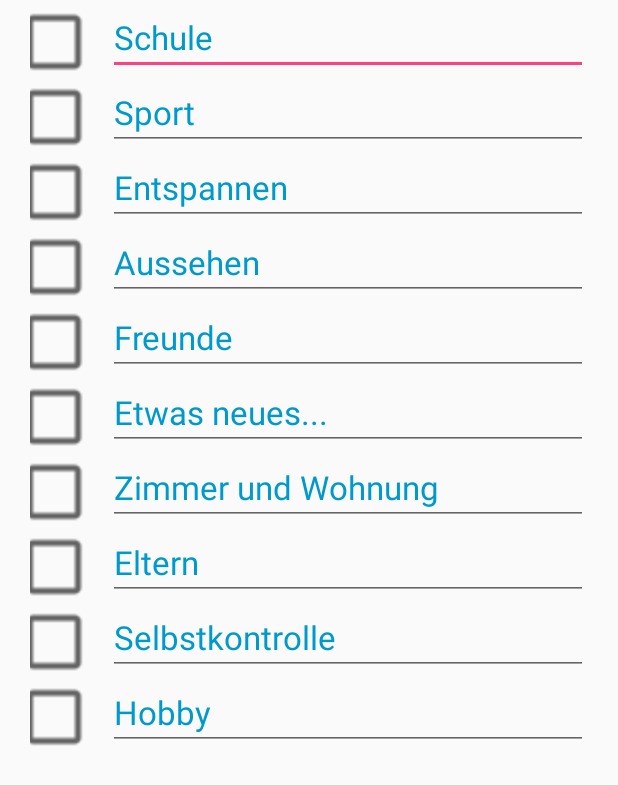
After one commit to winokurow/MeinTagebuch, an Android app: the SettingsActivity screen opened directly, with no data from a screen before it, on a phone screen of 412 x 824 dp. The commit adds this screen. Shown: the top 785 px of the screen. Run offline under Robolectric (Android 15) with nearby library versions, the phone set to English and light mode, and no system bars.

Commit message:
New Activity: Settings

```diff
--- a/meintagebuch/build.gradle
+++ b/meintagebuch/build.gradle
@@ -27,5 +27,7 @@ dependencies {
         exclude group: 'com.android.support', module: 'support-annotations'
     })
     compile 'com.android.support:appcompat-v7:25.1.0'
+    compile 'com.android.support.constraint:constraint-layout:1.0.1'
+    compile 'com.android.support:design:25.2.0'
     testCompile 'junit:junit:4.12'
 }
--- a/meintagebuch/src/main/AndroidManifest.xml
+++ b/meintagebuch/src/main/AndroidManifest.xml
@@ -1,25 +1,18 @@
-<?xml version="1.0" encoding="utf-8"?>
-<manifest xmlns:android="http://schemas.android.com/apk/res/android"
+<?xml version="1.0" encoding="utf-8"?><manifest xmlns:android="http://schemas.android.com/apk/res/android"
 package="ilw.org.meintagebuch">
 
-    <application
-        android:allowBackup="true"
-        android:icon="@mipmap/ic_launcher"
-        android:label="@string/app_name"
-        android:roundIcon="@mipmap/ic_launcher_round"
-        android:supportsRtl="true"
-        android:theme="@style/AppTheme">
-        <activity
-            android:name="org.ilw.meintagebuch.activities.MainActivity"
-            android:label="@string/app_name"
-            android:launchMode="singleTop"
-            android:windowSoftInputMode="adjustPan">
+<application android:allowBackup="true" android:icon="@mipmap/ic_launcher" android:label="@string/app_name"
+    android:roundIcon="@mipmap/ic_launcher_round" android:supportsRtl="true" android:theme="@style/AppTheme">
+    <activity android:name="org.ilw.meintagebuch.activities.MainActivity" android:label="@string/app_name"
+        android:launchMode="singleTop" android:windowSoftInputMode="adjustPan">
         <intent-filter>
             <action android:name="android.intent.action.MAIN" />
 
             <category android:name="android.intent.category.LAUNCHER" />
         </intent-filter>
     </activity>
+
+    <activity android:name="org.ilw.meintagebuch.activities.SettingsActivity" android:label="@string/title_activity_settings"
+        android:theme="@style/AppTheme.NoActionBar"></activity>
 </application>
-
 </manifest>
--- a/meintagebuch/src/main/java/org/ilw/meintagebuch/activities/MainActivity.java
+++ b/meintagebuch/src/main/java/org/ilw/meintagebuch/activities/MainActivity.java
@@ -3,6 +3,7 @@ package org.ilw.meintagebuch.activities;
 import android.app.AlertDialog;
 import android.content.Context;
 import android.content.DialogInterface;
+import android.content.Intent;
 import android.graphics.Color;
 import android.os.Bundle;
 import android.support.v7.app.AppCompatActivity;
@@ -171,6 +172,14 @@ public class MainActivity extends AppCompatActivity {
             }
         });
 
+        ImageButton buttonSettings = (ImageButton) findViewById(R.id.settingsButton);
+        buttonSettings.setOnClickListener(new View.OnClickListener() {
+
+            public void onClick(View view) {
+                Intent myIntent = new Intent(MainActivity.this, SettingsActivity.class);
+                MainActivity.this.startActivity(myIntent);
+            }
+        });
         records = db.getRecords();
         redraw();
     }
--- /dev/null
+++ b/meintagebuch/src/main/java/org/ilw/meintagebuch/activities/SettingsActivity.java
@@ -0,0 +1,70 @@
+package org.ilw.meintagebuch.activities;
+
+import android.graphics.Color;
+import android.os.Bundle;
+import android.support.v7.app.AppCompatActivity;
+import android.util.TypedValue;
+import android.view.Gravity;
+import android.widget.CheckBox;
+import android.widget.EditText;
+import android.widget.LinearLayout;
+
+import org.ilw.meintagebuch.dto.SubjectMod;
+import org.ilw.meintagebuch.helper.SQLHelper;
+
+import java.util.Iterator;
+import java.util.Map;
+
+import ilw.org.meintagebuch.R;
+
+public class SettingsActivity extends AppCompatActivity {
+
+    SQLHelper db;
+    Map<Integer, SubjectMod> subjects;
+
+    @Override
+    protected void onCreate(Bundle savedInstanceState) {
+        super.onCreate(savedInstanceState);
+        setContentView(R.layout.activity_setings);
+        db = new SQLHelper(getApplicationContext());
+        subjects = db.getSubjects();
+
+        LinearLayout parent = (LinearLayout) findViewById(R.id.dynamic);
+        Iterator it = subjects.entrySet().iterator();
+        while (it.hasNext())
+        {
+            final Map.Entry pair = (Map.Entry)it.next();
+
+            int value20 = (int) TypedValue.applyDimension(TypedValue.COMPLEX_UNIT_DIP,20, getResources().getDisplayMetrics());
+
+            LinearLayout layout2 = new LinearLayout(this);
+            layout2.setOrientation(LinearLayout.HORIZONTAL);
+            LinearLayout.LayoutParams layoutParams = new LinearLayout.LayoutParams(LinearLayout.LayoutParams.MATCH_PARENT, LinearLayout.LayoutParams.WRAP_CONTENT);
+            layoutParams.setMargins(value20, 0, value20, 0);
+            layoutParams.gravity = Gravity.CENTER;
+            layout2.setLayoutParams(layoutParams);
+
+            CheckBox checkBox = new CheckBox(this);
+            layoutParams.gravity = Gravity.CENTER;
+            checkBox.setId(((Integer)pair.getKey()) + 10000);
+            checkBox.setScaleX(2);
+            checkBox.setScaleY(2);
+            //((SubjectMod)pair.getValue()).
+            layout2.addView(checkBox);
+
+            EditText editText = new EditText(this);
+            layoutParams = new LinearLayout.LayoutParams(LinearLayout.LayoutParams.MATCH_PARENT, LinearLayout.LayoutParams.WRAP_CONTENT);
+            layoutParams.setMargins(value20, 0, 0, 0);
+            editText.setLayoutParams(layoutParams);
+            editText.setText(((SubjectMod)pair.getValue()).getDescription());
+            editText.setTextColor(Color.parseColor("#ff0099cc"));
+            editText.setTextSize(22);
+            editText.setMaxLines(6000);
+
+            layout2.addView(editText);
+
+            parent.addView(layout2);
+        }
+    }
+
+}
--- a/meintagebuch/src/main/java/org/ilw/meintagebuch/dto/SubjectMod.java
+++ b/meintagebuch/src/main/java/org/ilw/meintagebuch/dto/SubjectMod.java
@@ -7,10 +7,17 @@ package org.ilw.meintagebuch.dto;
 public class SubjectMod {
     public String name;
     public String description;
+    public String status;
 
     public SubjectMod(String name, String description) {
         this.name = name;
         this.description = description;
+    }
+
+    public SubjectMod(String name, String description, String status) {
+        this.name = name;
+        this.description = description;
+        this.status = status;
     }
 
     public String getName() {
@@ -28,4 +35,12 @@ public class SubjectMod {
     public void setDescription(String description) {
         this.description = description;
     }
+
+    public String getStatus() {
+        return status;
+    }
+
+    public void setStatus(String status) {
+        this.status = status;
+    }
 }
--- a/meintagebuch/src/main/java/org/ilw/meintagebuch/helper/SQLHelper.java
+++ b/meintagebuch/src/main/java/org/ilw/meintagebuch/helper/SQLHelper.java
@@ -178,4 +178,24 @@ public class SQLHelper extends SQLiteOpenHelper {
         }
         return records;
     }
+
+    public Map<Integer, SubjectMod> getSubjects()
+    {
+        String selectQuery = "SELECT * FROM " + TABLE_SUBJECTS;
+
+        SQLiteDatabase db = this.getReadableDatabase();
+        Cursor cursor = db.rawQuery(selectQuery, null);
+        Map<Integer, SubjectMod> records = new HashMap<>();
+        if (cursor.getCount() > 0) {
+            // Move to first row
+            if (cursor.moveToFirst()) {
+                do {
+                    records.put(cursor.getInt(0), new SubjectMod(cursor.getString(1), cursor.getString(2), cursor.getString(3)));
+                } while (cursor.moveToNext());
+            }
+            cursor.close();
+            db.close();
+        }
+        return records;
+    }
 }
--- /dev/null
+++ b/meintagebuch/src/main/res/drawable/custom_checkbox_design.xml
@@ -0,0 +1,8 @@
+<?xml version="1.0" encoding="utf-8"?>
+
+<selector xmlns:android="http://schemas.android.com/apk/res/android">
+
+    <item android:state_checked="true" android:drawable="@drawable/checked" />
+    <item android:state_checked="false" android:drawable="@drawable/unchecked" />
+
+</selector>
--- a/meintagebuch/src/main/res/layout/activity_main.xml
+++ b/meintagebuch/src/main/res/layout/activity_main.xml
@@ -66,12 +66,18 @@
         <LinearLayout
             android:layout_width="match_parent"
             android:layout_height="wrap_content"
-            android:layout_marginLeft="20dp"
-            android:layout_marginRight="20dp"
             android:orientation="vertical"
             android:gravity="center"
             android:layout_gravity="center">
 
+        <LinearLayout
+            android:layout_width="match_parent"
+            android:layout_height="75dp"
+            android:layout_alignParentBottom="true"
+            android:orientation="vertical"
+            android:gravity="center"
+            android:layout_gravity="center"
+            android:background="@drawable/border">
             <ScrollView
                 android:id="@+id/ScrollView01"
                 android:layout_width="fill_parent"
@@ -84,10 +90,12 @@
                     android:hint="Text hinzufügen"/>
 
             </ScrollView>
+            </LinearLayout>
             <LinearLayout
                 android:layout_width="match_parent"
-                android:layout_height="75dp"
+                android:layout_height="95dp"
                 android:layout_marginLeft="20dp"
+                android:layout_marginTop="20dp"
                 android:layout_marginRight="20dp"
                 android:orientation="horizontal"
                 android:gravity="center"
--- /dev/null
+++ b/meintagebuch/src/main/res/layout/activity_setings.xml
@@ -0,0 +1,51 @@
+<?xml version="1.0" encoding="utf-8"?>
+<RelativeLayout xmlns:android="http://schemas.android.com/apk/res/android"
+    android:id="@+id/mainLayout"
+    android:layout_width="match_parent"
+    android:layout_height="match_parent"
+    >
+    <ScrollView
+        android:layout_alignParentTop="true"
+        android:id="@+id/topLayout"
+        android:layout_width="match_parent"
+        android:layout_height="fill_parent" >
+    <LinearLayout
+        android:id="@+id/dynamic"
+        android:layout_width="match_parent"
+        android:layout_height="match_parent"
+        android:orientation="vertical">
+    </LinearLayout>
+    </ScrollView>
+
+    <LinearLayout
+        android:orientation="horizontal"
+        android:layout_width="fill_parent"
+        android:layout_height="wrap_content"
+        android:layout_below="@id/topLayout"
+        android:gravity="right">
+        <Button
+            android:id="@+id/btnAbbrechen"
+            android:layout_width="wrap_content"
+            android:layout_height="100dp"
+            android:layout_marginTop="40dip"
+            android:layout_margin="10dp"
+            android:background="@color/btn_logut_bg"
+            android:text="@string/btn_abbrechen"
+            android:textAllCaps="false"
+            android:textColor="@color/white"
+            android:layout_gravity="right"
+            android:textSize="25dp" />
+        <Button
+            android:id="@+id/btnSpeichern"
+            android:layout_width="wrap_content"
+            android:layout_height="100dp"
+            android:layout_marginTop="40dip"
+            android:layout_margin="10dp"
+            android:background="@color/btn_logut_bg"
+            android:text="@string/btn_speichern"
+            android:textAllCaps="false"
+            android:textColor="@color/white"
+            android:layout_gravity="right"
+            android:textSize="25dp" />
+    </LinearLayout>
+</RelativeLayout>
--- a/meintagebuch/src/main/res/values-ldltr/strings.xml
+++ b/meintagebuch/src/main/res/values-ldltr/strings.xml
@@ -3,4 +3,5 @@
     <string name="action_settings">Settings</string>
     <string name="hint_datum">Datum</string>
     <string name="btn_speichern">SPEICHERN</string>
+    <string name="btn_abbrechen">ABBRECHEN</string>
 </resources>
--- /dev/null
+++ b/meintagebuch/src/main/res/values/dimens.xml
@@ -0,0 +1,3 @@
+<resources>
+    <dimen name="fab_margin">16dp</dimen>
+</resources>
--- a/meintagebuch/src/main/res/values/strings.xml
+++ b/meintagebuch/src/main/res/values/strings.xml
@@ -4,4 +4,5 @@
     <string name="button_naechster_tag">nachster Tag</string>
     <string name="text_hint_des_tages">Hint des Tages:</string>
     <string name="button_kommentar_hinzuf_gen">Kommentar hinzufügen</string>
+    <string name="title_activity_settings">SettingsActivity</string>
 </resources>
--- /dev/null
+++ b/meintagebuch/src/main/res/values/styles.xml
@@ -0,0 +1 @@
+<resources></resources>
```
Also changed, not shown: meintagebuch/src/main/res/drawable/checked.png (added), meintagebuch/src/main/res/drawable/unchecked.png (added). Lines whose indentation alone changed are shown as unchanged.
